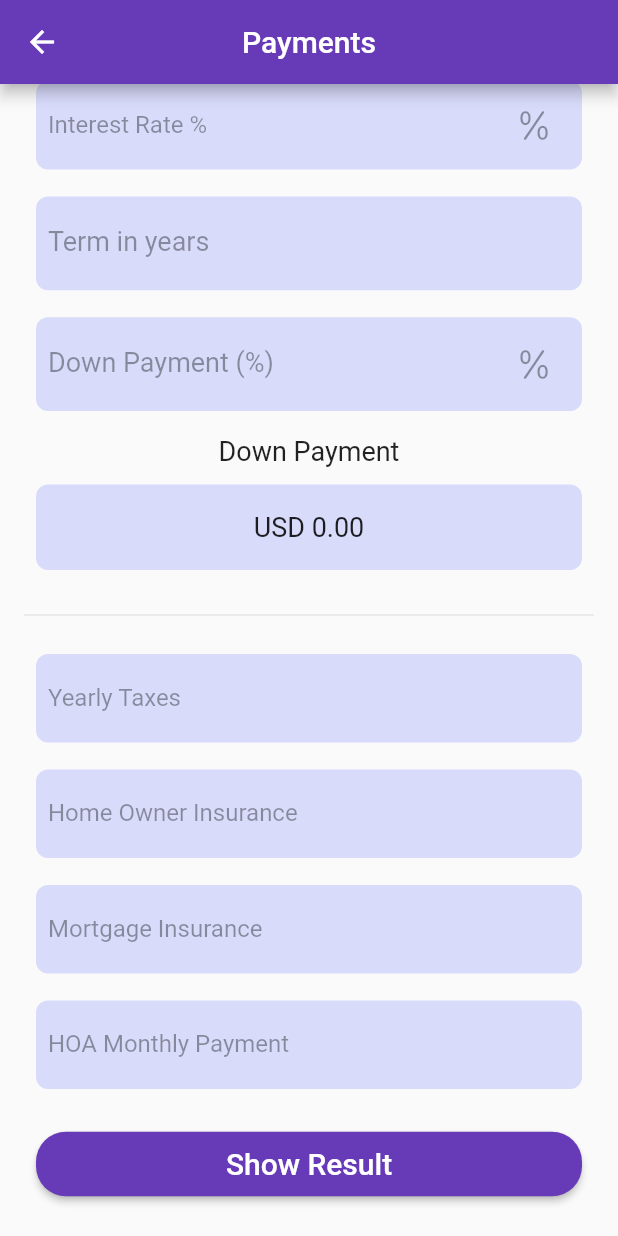
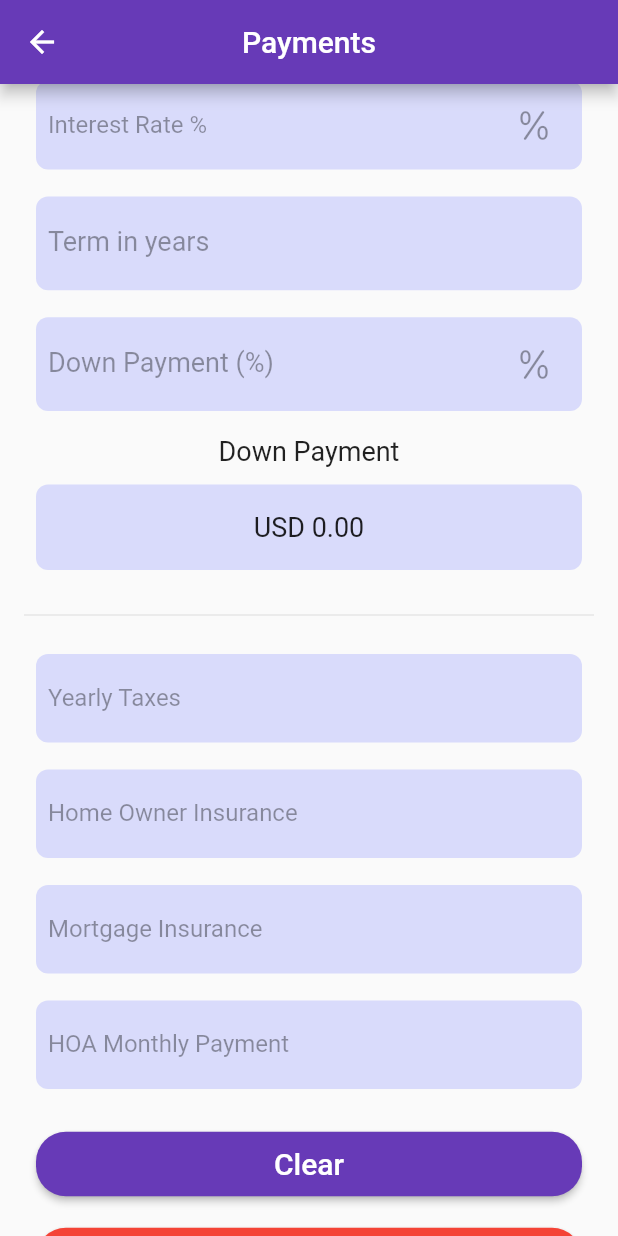
Before and after one commit to oyinlola007/dti_calculator, a Flutter app: the OtherPaymentsScreen screen opened directly with empty values, scrolled down 95 dp, on a phone screen of 412 x 824 dp. Run offline on Flutter 3.47's test engine with Material 2 defaults, Android fonts, the phone set to English and light mode, and no system bars; our stand-ins replace bloc, currency_text_input_formatter, dartz, equatable, flutter_bloc, fluttertoast and 3 more; accounts and stored records are empty.

Commit message:
Added clear

```diff
--- a/lib/features/mortgage_ratio_calculator/bloc/mortgage_ratio_calculator_bloc.dart
+++ b/lib/features/mortgage_ratio_calculator/bloc/mortgage_ratio_calculator_bloc.dart
@@ -54,9 +54,9 @@ class MortgageRatioCalculatorBloc
       yield* _mapShowResultEventToState(event);
     }
 
-    // if (event is Reset) {
-    //   yield* _mapResetEventToState();
-    // }
+    if (event is ClearMortgageRatioCalculator) {
+      yield* _mapClearMortgageRatioCalculatorEventToState();
+    }
   }
 
   Stream<MortgageRatioCalculatorState> _mapUpdateIncomeLoanAndDebtEventToState(
@@ -159,4 +159,22 @@ class MortgageRatioCalculatorBloc
     print("===>fER $fER");
     print("===>bER $bER");
   }
+
+  Stream<MortgageRatioCalculatorState> _mapClearMortgageRatioCalculatorEventToState() async* {
+    yield state.copyWith(
+      salesPriceOfHome: 0,
+      interestRate: 0,
+      termInYears: 0,
+      downPaymentInPercentage: 0,
+      downPayment: 0,
+      yearlyTaxes: 0,
+      homeOwnerInsurance: 0,
+      mortgageInsurance: 0,
+      hOAMonthlyPayment: 0,
+      totalMortgagePayment: 0,
+      monthlyPayment: 0,
+      frontEndRatio: 0,
+      backEndRatio: 0,
+    );
+  }
 }
--- a/lib/features/mortgage_ratio_calculator/bloc/mortgage_ratio_calculator_event.dart
+++ b/lib/features/mortgage_ratio_calculator/bloc/mortgage_ratio_calculator_event.dart
@@ -92,4 +92,4 @@ class UpdateHOAMonthlyPayment extends MortgageRatioCalculatorEvent {
 
 class ShowResult extends MortgageRatioCalculatorEvent {}
 
-class Reset extends MortgageRatioCalculatorEvent {}
+class ClearMortgageRatioCalculator extends MortgageRatioCalculatorEvent {}
--- a/lib/features/mortgage_ratio_calculator/other_payments/other_payments_screen.dart
+++ b/lib/features/mortgage_ratio_calculator/other_payments/other_payments_screen.dart
@@ -22,6 +22,15 @@ class OtherPaymentsScreen extends StatefulWidget {
 
 class _OtherPaymentsScreenState extends State<OtherPaymentsScreen> {
   final CurrencyTextInputFormatter formatter = CurrencyTextInputFormatter();
+
+  var _salesPriceOfHomeController = TextEditingController();
+  var _interestRateController = TextEditingController();
+  var _termsInYearsController = TextEditingController();
+  var _downPaymentController = TextEditingController();
+  var _yearlyTaxesController = TextEditingController();
+  var _homeOwnerInsuranceController = TextEditingController();
+  var _mortgageController = TextEditingController();
+  var _hoaMonthlyPaymentController = TextEditingController();
 
   @override
   Widget build(BuildContext context) {
@@ -48,19 +57,29 @@ class _OtherPaymentsScreenState extends State<OtherPaymentsScreen> {
                 child: Column(
                   crossAxisAlignment: CrossAxisAlignment.stretch,
                   children: [
-                    SalesPriceOfHome(formatter: formatter),
+                    SalesPriceOfHome(
+                      formatter: formatter,
+                      salesPriceOfHomeController: _salesPriceOfHomeController,
+                    ),
                     SizedBox(
                       height: 18,
                     ),
-                    InterestRate(),
+                    InterestRate(
+                      interestRateController: _interestRateController,
+                    ),
                     SizedBox(
                       height: 18,
                     ),
-                    TermInYears(),
+                    TermInYears(
+                      termsInYearsController: _termsInYearsController,
+                    ),
                     SizedBox(
                       height: 18,
                     ),
-                    DownPaymentInUSD(formatter: formatter),
+                    DownPaymentInUSD(
+                      formatter: formatter,
+                      downPaymentController: _downPaymentController,
+                    ),
                     SizedBox(
                       height: 8,
                     ),
@@ -72,19 +91,31 @@ class _OtherPaymentsScreenState extends State<OtherPaymentsScreen> {
                     SizedBox(
                       height: 18,
                     ),
-                    YearlyTaxes(formatter: formatter),
+                    YearlyTaxes(
+                      formatter: formatter,
+                      yearlyTaxesController: _yearlyTaxesController,
+                    ),
                     SizedBox(
                       height: 18,
                     ),
-                    HomeOwnerInsurance(formatter: formatter),
+                    HomeOwnerInsurance(
+                      formatter: formatter,
+                      homeOwnerInsuranceController: _homeOwnerInsuranceController,
+                    ),
                     SizedBox(
                       height: 18,
                     ),
-                    MortgageInsurance(formatter: formatter),
+                    MortgageInsurance(
+                      formatter: formatter,
+                      mortgageController: _mortgageController,
+                    ),
                     SizedBox(
                       height: 18,
                     ),
-                    HOAMonthlyPayment(formatter: formatter),
+                    HOAMonthlyPayment(
+                      formatter: formatter,
+                      howMonthlyPaymentController: _hoaMonthlyPaymentController,
+                    ),
                     SizedBox(
                       height: 18,
                     ),
@@ -95,19 +126,38 @@ class _OtherPaymentsScreenState extends State<OtherPaymentsScreen> {
                             padding: EdgeInsets.symmetric(horizontal: 50, vertical: 10),
                             shape: RoundedRectangleBorder(borderRadius: BorderRadius.circular(20))),
                         child: Text(
+                          'Clear',
+                          style: TextStyle(fontSize: 20),
+                        ),
+                        onPressed: () async {
+                          ctx
+                              .read<MortgageRatioCalculatorBloc>()
+                              .add(ClearMortgageRatioCalculator());
+                          _salesPriceOfHomeController.clear();
+                          _interestRateController.clear();
+                          _termsInYearsController.clear();
+                          _downPaymentController.clear();
+                          _yearlyTaxesController.clear();
+                          _homeOwnerInsuranceController.clear();
+                          _mortgageController.clear();
+                          _hoaMonthlyPaymentController.clear();
+                        },
+                      ),
+                    ),
+                    Padding(
+                      padding: const EdgeInsets.all(8),
+                      child: ElevatedButton(
+                        style: ElevatedButton.styleFrom(
+                            primary: Colors.red,
+                            padding: EdgeInsets.symmetric(horizontal: 50, vertical: 10),
+                            shape: RoundedRectangleBorder(borderRadius: BorderRadius.circular(20))),
+                        child: Text(
                           'Show Result',
                           style: TextStyle(fontSize: 20),
                         ),
                         onPressed: () async {
                           ctx.read<MortgageRatioCalculatorBloc>().add(ShowResult());
 
-                          var totalMortgagePayment = state.totalMortgagePayment;
-                          var backEndRatio = state.backEndRatio;
-                          var frontEndRatio = state.frontEndRatio;
-
-                          Future.delayed(
-                            Duration(seconds: 1),
-                            () {
                           Navigator.push(
                             context,
                             MaterialPageRoute(
@@ -117,8 +167,6 @@ class _OtherPaymentsScreenState extends State<OtherPaymentsScreen> {
                                   // frontEndRatio: frontEndRatio,
                                   ),
                             ),
-                              );
-                            },
                           );
                         },
                       ),
@@ -136,8 +184,11 @@ class _OtherPaymentsScreenState extends State<OtherPaymentsScreen> {
 
 class SalesPriceOfHome extends StatelessWidget {
   final CurrencyTextInputFormatter formatter;
+  final TextEditingController salesPriceOfHomeController;
 
-  const SalesPriceOfHome({Key? key, required this.formatter}) : super(key: key);
+  const SalesPriceOfHome(
+      {Key? key, required this.formatter, required this.salesPriceOfHomeController})
+      : super(key: key);
 
   @override
   Widget build(BuildContext context) {
@@ -152,6 +203,7 @@ class SalesPriceOfHome extends StatelessWidget {
             borderRadius: BorderRadius.circular(8),
           ),
           child: TextField(
+            controller: salesPriceOfHomeController,
             style: TextStyle(
               color: Colors.black,
             ),
@@ -182,7 +234,9 @@ class SalesPriceOfHome extends StatelessWidget {
 }
 
 class InterestRate extends StatelessWidget {
-  const InterestRate({Key? key}) : super(key: key);
+  final TextEditingController interestRateController;
+
+  const InterestRate({Key? key, required this.interestRateController}) : super(key: key);
 
   @override
   Widget build(BuildContext context) {
@@ -197,6 +251,7 @@ class InterestRate extends StatelessWidget {
             borderRadius: BorderRadius.circular(8),
           ),
           child: TextField(
+            controller: interestRateController,
             style: TextStyle(
               color: Colors.black,
               // fontSize: 16,
@@ -233,7 +288,9 @@ class InterestRate extends StatelessWidget {
 }
 
 class TermInYears extends StatelessWidget {
-  const TermInYears({Key? key}) : super(key: key);
+  final TextEditingController termsInYearsController;
+
+  const TermInYears({Key? key, required this.termsInYearsController}) : super(key: key);
 
   @override
   Widget build(BuildContext context) {
@@ -248,6 +305,7 @@ class TermInYears extends StatelessWidget {
             borderRadius: BorderRadius.circular(8),
           ),
           child: TextField(
+            controller: termsInYearsController,
             style: TextStyle(
               color: Colors.black,
               fontSize: 18,
@@ -284,7 +342,9 @@ class TermInYears extends StatelessWidget {
 }
 
 class DownPaymentInPercentage extends StatelessWidget {
-  const DownPaymentInPercentage({Key? key}) : super(key: key);
+  const DownPaymentInPercentage({
+    Key? key,
+  }) : super(key: key);
 
   @override
   Widget build(BuildContext context) {
@@ -330,7 +390,10 @@ class DownPaymentInPercentage extends StatelessWidget {
 
 class DownPaymentInUSD extends StatelessWidget {
   final CurrencyTextInputFormatter formatter;
-  const DownPaymentInUSD({Key? key, required this.formatter}) : super(key: key);
+  final TextEditingController downPaymentController;
+
+  const DownPaymentInUSD({Key? key, required this.formatter, required this.downPaymentController})
+      : super(key: key);
 
   @override
   Widget build(BuildContext context) {
@@ -345,6 +408,7 @@ class DownPaymentInUSD extends StatelessWidget {
             borderRadius: BorderRadius.circular(8),
           ),
           child: TextField(
+            controller: downPaymentController,
             style: TextStyle(
               color: Colors.black,
               fontSize: 18,
@@ -375,9 +439,12 @@ class DownPaymentInUSD extends StatelessWidget {
 }
 
 class YearlyTaxes extends StatelessWidget {
+  final TextEditingController yearlyTaxesController;
+
   final CurrencyTextInputFormatter formatter;
 
-  const YearlyTaxes({Key? key, required this.formatter}) : super(key: key);
+  const YearlyTaxes({Key? key, required this.formatter, required this.yearlyTaxesController})
+      : super(key: key);
 
   @override
   Widget build(BuildContext context) {
@@ -392,6 +459,7 @@ class YearlyTaxes extends StatelessWidget {
             borderRadius: BorderRadius.circular(8),
           ),
           child: TextField(
+            controller: yearlyTaxesController,
             style: TextStyle(
               color: Colors.black,
             ),
@@ -422,9 +490,13 @@ class YearlyTaxes extends StatelessWidget {
 }
 
 class HomeOwnerInsurance extends StatelessWidget {
+  final TextEditingController homeOwnerInsuranceController;
+
   final CurrencyTextInputFormatter formatter;
 
-  const HomeOwnerInsurance({Key? key, required this.formatter}) : super(key: key);
+  const HomeOwnerInsurance(
+      {Key? key, required this.formatter, required this.homeOwnerInsuranceController})
+      : super(key: key);
 
   @override
   Widget build(BuildContext context) {
@@ -439,6 +511,7 @@ class HomeOwnerInsurance extends StatelessWidget {
             borderRadius: BorderRadius.circular(8),
           ),
           child: TextField(
+            controller: homeOwnerInsuranceController,
             style: TextStyle(
               color: Colors.black,
             ),
@@ -471,7 +544,10 @@ class HomeOwnerInsurance extends StatelessWidget {
 class MortgageInsurance extends StatelessWidget {
   final CurrencyTextInputFormatter formatter;
 
-  const MortgageInsurance({Key? key, required this.formatter}) : super(key: key);
+  final TextEditingController mortgageController;
+
+  const MortgageInsurance({Key? key, required this.formatter, required this.mortgageController})
+      : super(key: key);
 
   @override
   Widget build(BuildContext context) {
@@ -516,9 +592,13 @@ class MortgageInsurance extends StatelessWidget {
 }
 
 class HOAMonthlyPayment extends StatelessWidget {
+  final TextEditingController howMonthlyPaymentController;
+
   final CurrencyTextInputFormatter formatter;
 
-  const HOAMonthlyPayment({Key? key, required this.formatter}) : super(key: key);
+  const HOAMonthlyPayment(
+      {Key? key, required this.formatter, required this.howMonthlyPaymentController})
+      : super(key: key);
 
   @override
   Widget build(BuildContext context) {
@@ -533,6 +613,7 @@ class HOAMonthlyPayment extends StatelessWidget {
             borderRadius: BorderRadius.circular(8),
           ),
           child: TextField(
+            controller: howMonthlyPaymentController,
             style: TextStyle(
               color: Colors.black,
             ),
```
Lines whose indentation alone changed are shown as unchanged.
